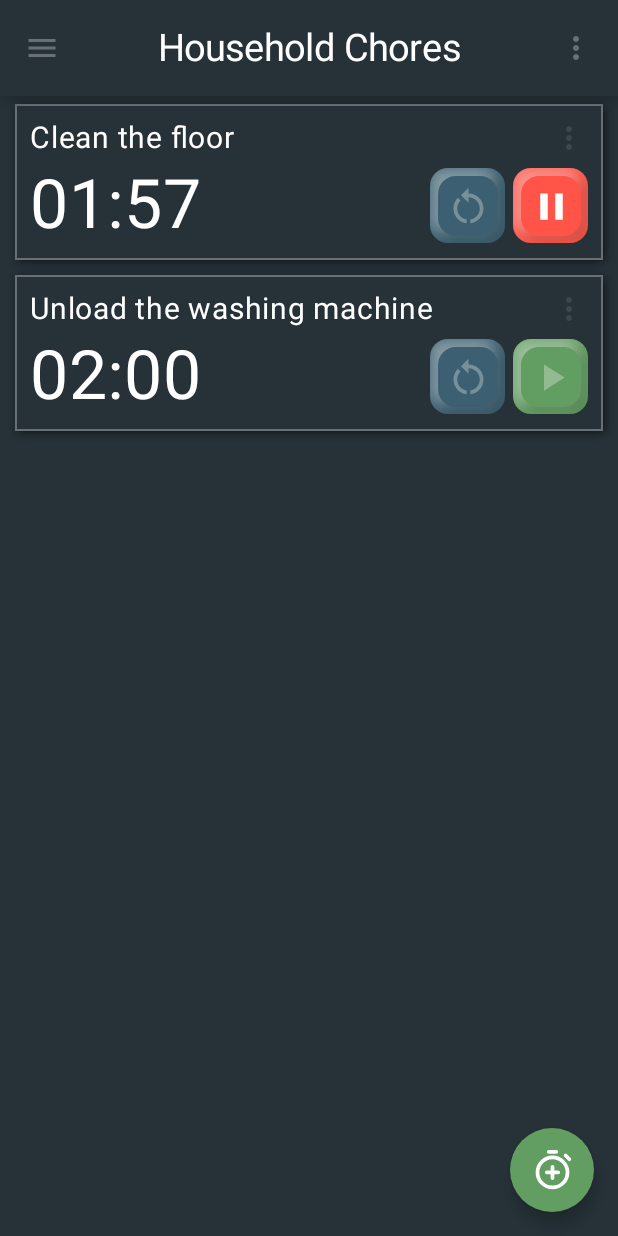
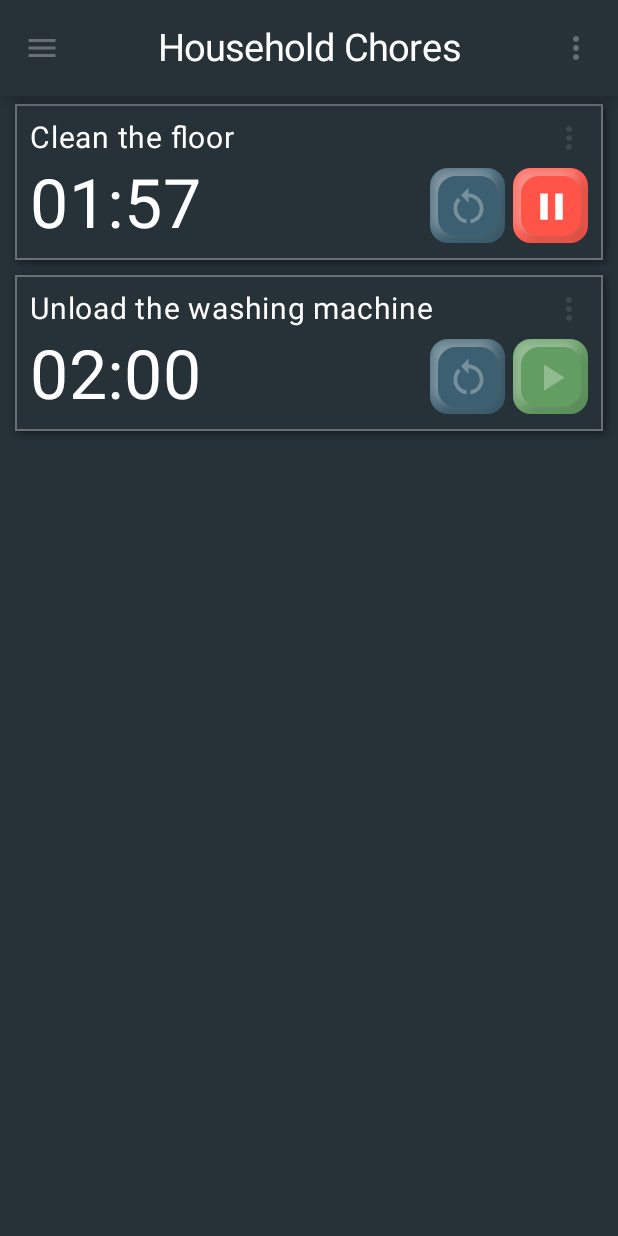
Before and after one commit to Lewisjohnward/tasks-timer, an Android app built with Jetpack Compose: the screen it shows after launch (MainActivity), after a tap on "Play button", on a phone screen of 412 x 824 dp. Run offline under Robolectric (Android 15) with nearby library versions, the phone set to English and light mode, and no system bars; our stand-ins replace Dagger/Hilt's generated code, Room's generated code.

Commit message:
Animate y-offset of FAB hiding it when timer is active

```diff
--- a/app/src/main/java/com/android/taskstimer/tasks_timer/presentation/HomeScreen.kt
+++ b/app/src/main/java/com/android/taskstimer/tasks_timer/presentation/HomeScreen.kt
@@ -1,5 +1,7 @@
 package com.android.taskstimer.tasks_timer.presentation
 
+import androidx.compose.animation.core.animateDpAsState
+import androidx.compose.animation.core.tween
 import androidx.compose.foundation.Image
 import androidx.compose.foundation.layout.Arrangement
 import androidx.compose.foundation.layout.Box
@@ -8,6 +10,7 @@ import androidx.compose.foundation.layout.Spacer
 import androidx.compose.foundation.layout.fillMaxSize
 import androidx.compose.foundation.layout.fillMaxWidth
 import androidx.compose.foundation.layout.height
+import androidx.compose.foundation.layout.offset
 import androidx.compose.foundation.layout.padding
 import androidx.compose.foundation.layout.size
 import androidx.compose.foundation.lazy.itemsIndexed
@@ -86,6 +89,13 @@ private fun HomeScreenContent(
         onMove = { fromIndex, toIndex -> println("Drag drop from $fromIndex to $toIndex") }
     )
 
+    val animatedOffsetY by animateDpAsState(
+        targetValue = if (uiState.active != RUNSTATE.RUNNING) 0.dp else 100.dp,
+        animationSpec = tween(
+            durationMillis = 500
+        )
+    )
+
     fun openDrawer() {
         viewModel.onEvent(HomeScreenEvent.EditBoards(false))
         coroutineScope.launch { drawerState.open() }
@@ -135,7 +145,9 @@ private fun HomeScreenContent(
                 },
                 floatingActionButton = {
                     FloatingActionBtn(
-                        modifier = Modifier.testTag(TestTags.ADD_TIMER_FAB),
+                        modifier = Modifier
+                            .offset(y = animatedOffsetY)
+                            .testTag(TestTags.ADD_TIMER_FAB),
                         onClick = {
                             navigateToTimer(
                                 uiState.boardId,
```
